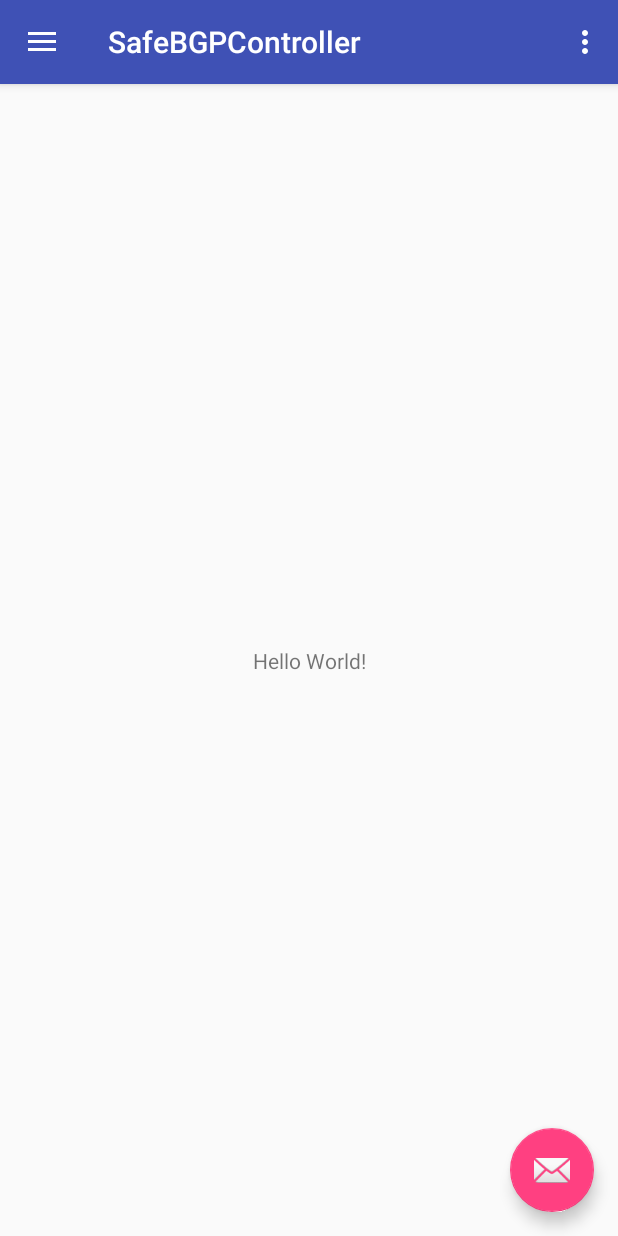
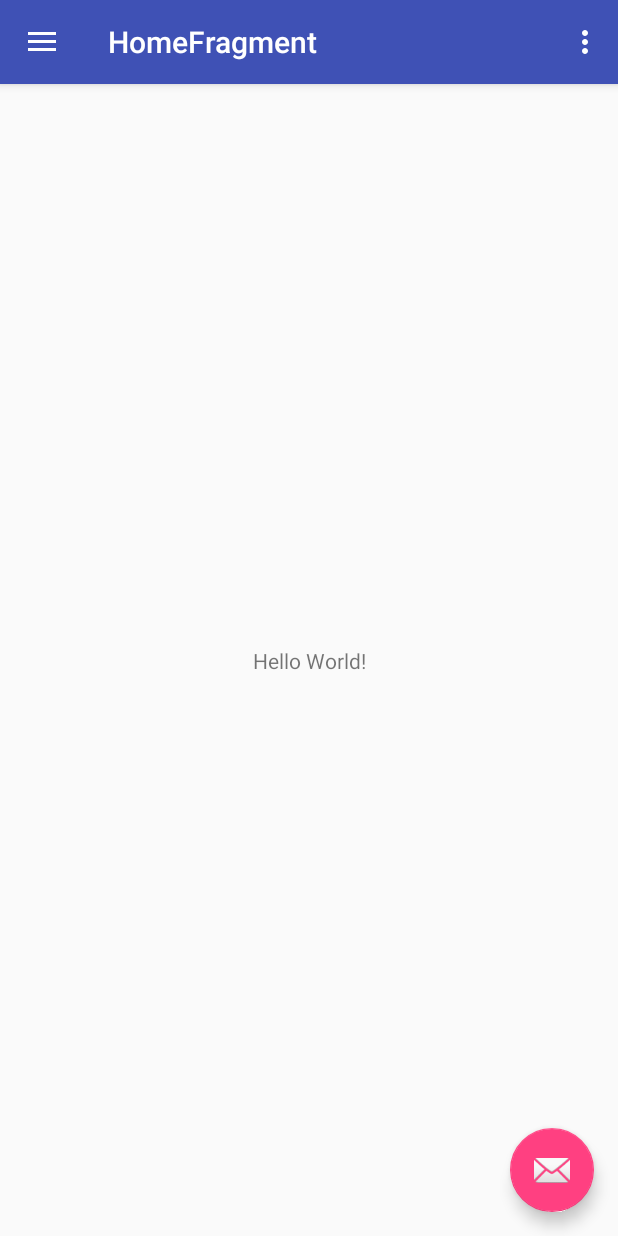
Before and after one commit to YafimK/SmartRPKIValidator, an Android app: the DashboardActivity screen opened directly, with no data from a screen before it, after a tap on "home", on a phone screen of 412 x 824 dp. Run offline under Robolectric (Android 15) with nearby library versions, the phone set to English and light mode, and no system bars; 2 other taps on this screen came first.

Commit message:
working navigation

```diff
--- a/app/src/main/java/com/kazak/safebgpcontroller/DashboardActivity.java
+++ b/app/src/main/java/com/kazak/safebgpcontroller/DashboardActivity.java
@@ -1,8 +1,17 @@
 package com.kazak.safebgpcontroller;
 
+import android.app.Fragment;
+import android.app.FragmentTransaction;
+import android.content.Context;
+import android.content.Intent;
+import android.net.ConnectivityManager;
+import android.net.NetworkInfo;
+import android.net.Uri;
 import android.os.Bundle;
+import android.provider.Settings;
 import android.support.design.widget.FloatingActionButton;
 import android.support.design.widget.Snackbar;
+import android.support.v4.app.FragmentActivity;
 import android.view.View;
 import android.support.design.widget.NavigationView;
 import android.support.v4.view.GravityCompat;
@@ -12,9 +21,18 @@ import android.support.v7.app.AppCompatActivity;
 import android.support.v7.widget.Toolbar;
 import android.view.Menu;
 import android.view.MenuItem;
+import android.widget.Toast;
 
 public class DashboardActivity extends AppCompatActivity
-        implements NavigationView.OnNavigationItemSelectedListener {
+        implements NavigationView.OnNavigationItemSelectedListener, SystemStatusFragment.OnFragmentInteractionListener, HomeFragment.OnFragmentInteractionListener {
+    private boolean viewIsAtHome;
+    // Keep a reference to the NetworkFragment, which owns the AsyncTask object
+    // that is used to execute network ops.
+//    private NetworkFragment mNetworkFragment;
+
+    // Boolean telling us whether a download is in progress, so we don't trigger overlapping
+    // downloads with consecutive button clicks.
+    private boolean mDownloading = false;
 
     @Override
     protected void onCreate(Bundle savedInstanceState) {
@@ -32,14 +50,26 @@ public class DashboardActivity extends AppCompatActivity
             }
         });
 
+
+
+        //setup the networking module to connect to the validator
+
+//        mNetworkFragment = NetworkFragment.getInstance(getFragmentManager(), "https://www.google.com");
+
+
+
+        //Setup the navigation drawer
+
         DrawerLayout drawer = (DrawerLayout) findViewById(R.id.drawer_layout);
         ActionBarDrawerToggle toggle = new ActionBarDrawerToggle(
                 this, drawer, toolbar, R.string.navigation_drawer_open, R.string.navigation_drawer_close);
-        drawer.setDrawerListener(toggle);
+        drawer.addDrawerListener(toggle);
         toggle.syncState();
 
         NavigationView navigationView = (NavigationView) findViewById(R.id.nav_view);
         navigationView.setNavigationItemSelectedListener(this);
+
+//        displayView(R.id.home_screen_fragment);
     }
 
     @Override
@@ -47,8 +77,11 @@ public class DashboardActivity extends AppCompatActivity
         DrawerLayout drawer = (DrawerLayout) findViewById(R.id.drawer_layout);
         if (drawer.isDrawerOpen(GravityCompat.START)) {
             drawer.closeDrawer(GravityCompat.START);
+        }
+        if (!viewIsAtHome) { //if the current view is not the News fragment
+            displayView(R.id.nav_view); //display the News fragment
         } else {
-            super.onBackPressed();
+            moveTaskToBack(true);  //If view is in News fragment, exit application
         }
     }
 
@@ -78,24 +111,85 @@ public class DashboardActivity extends AppCompatActivity
     @Override
     public boolean onNavigationItemSelected(MenuItem item) {
         // Handle navigation view item clicks here.
-        int id = item.getItemId();
+//        int id = item.getItemId();
 
-        if (id == R.id.nav_camera) {
-            // Handle the camera action
-        } else if (id == R.id.nav_gallery) {
+        displayView(item.getItemId());
+        return true;
 
-        } else if (id == R.id.nav_slideshow) {
+//        if (id == R.id.nav_camera) {
+//            // Handle the camera action
+//        } else if (id == R.id.nav_gallery) {
+//                startActivity(new Intent(this, SystemStatus.class));
+//            return true;
+//        } else if (id == R.id.nav_slideshow) {
+//
+//        } else if (id == R.id.nav_manage) {
+//
+//        } else if (id == R.id.nav_share) {
+//
+//        } else if (id == R.id.nav_send) {
+//
+//        }
+//
+//        DrawerLayout drawer = (DrawerLayout) findViewById(R.id.drawer_layout);
+//        drawer.closeDrawer(GravityCompat.START);
+//        return true;
+    }
 
-        } else if (id == R.id.nav_manage) {
+    public void displayView(int viewId) {
+        Fragment fragment = null;
+        String title = getString(R.string.app_name);
 
-        } else if (id == R.id.nav_share) {
+//        String title = getString(R.string.app_name);
 
-        } else if (id == R.id.nav_send) {
+        switch (viewId) {
+            case R.id.home_screen_fragment:
+                fragment = new HomeFragment();
+                title  = "HomeFragment";
+                viewIsAtHome = true;
 
+                break;
+
+            case R.id.system_status_fragment:
+                fragment = new SystemStatusFragment();
+                title  = "SystemStatus";
+                viewIsAtHome = false;
+
+                break;
+//            case R.id.nav_events:
+//                fragment = new EventsFragment();
+//                title = getString(R.string.events_title);
+//                viewIsAtHome = false;
+//                break;
+//
+//            case R.id.nav_gallery:
+//                fragment = new GalleryFragment();
+//                title = getString(R.string.gallery_title);
+//                viewIsAtHome = false;
+//                break;
+//            case R.id.nav_camera:
+//                fragment = new EventsFragment();
+//                title = "Events";
+//                break;
+        }
+        if (fragment != null) {
+            FragmentTransaction ft = getFragmentManager().beginTransaction();
+            ft.replace(R.id.content_frame, fragment);
+            ft.commit();
+        }
+
+        // set the toolbar title
+        if (getSupportActionBar() != null) {
+            getSupportActionBar().setTitle(title);
         }
 
         DrawerLayout drawer = (DrawerLayout) findViewById(R.id.drawer_layout);
         drawer.closeDrawer(GravityCompat.START);
-        return true;
+
+    }
+
+    @Override
+    public void onFragmentInteraction(Uri uri) {
+
     }
 }
```
